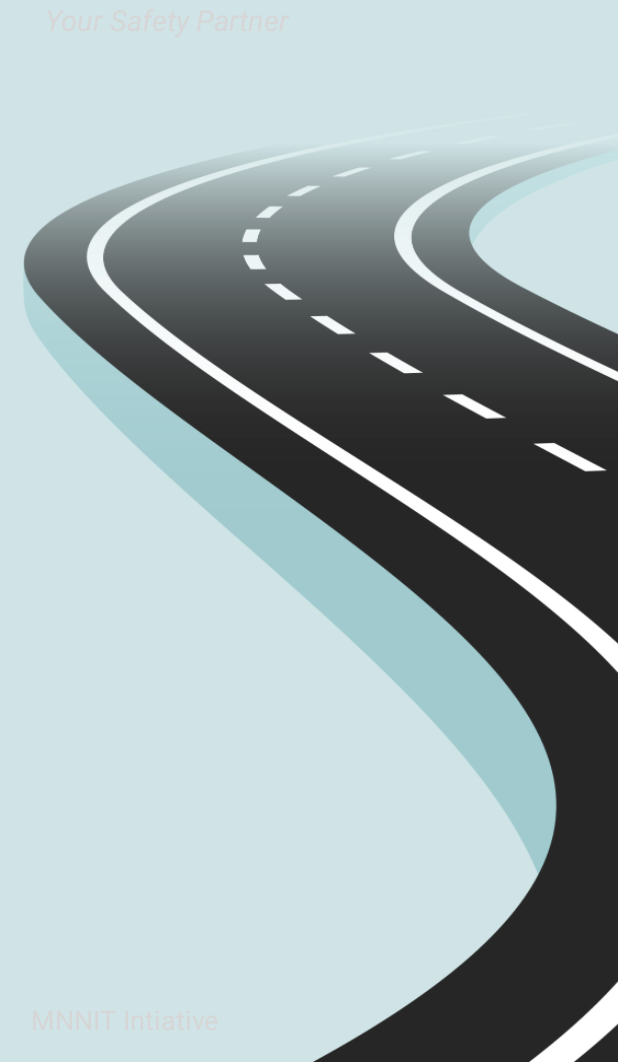
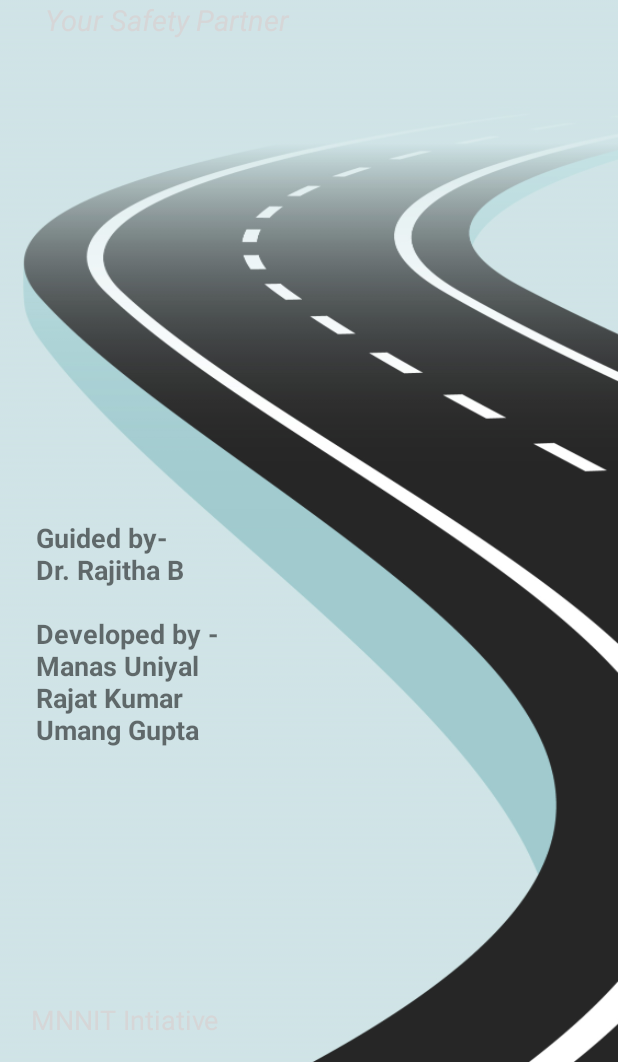
Before and after one commit to ManasUniyal/Safely, an Android app: the SplashActivity screen opened directly, with no data from a screen before it, on a phone screen of 412 x 824 dp, the part 174-1236 px from its top. Run offline under Robolectric (Android 15) with nearby library versions, the phone set to English and light mode, and no system bars.

Commit message:
Updated Splash Screen

```diff
--- a/app/src/main/java/com/example/miniproject/Activities/MainActivity.java
+++ b/app/src/main/java/com/example/miniproject/Activities/MainActivity.java
@@ -216,15 +216,15 @@ public class MainActivity extends AppCompatActivity implements SurfaceHolder.Cal
 
     @Override
     protected void onPause() {
+        super.onPause();
         mOrientationEventListener.disable();
         mCamera.release();
-        super.onPause();
     }
 
     @Override
     protected void onResume() {
+        super.onResume();
         mOrientationEventListener.enable();
-        super.onResume();
     }
     private int findFrontFacingCamera() {
         int cameraId = -1;
--- a/app/src/main/java/com/example/miniproject/Adapters/DetailedLogsAdapter.java
+++ b/app/src/main/java/com/example/miniproject/Adapters/DetailedLogsAdapter.java
@@ -34,8 +34,8 @@ public class DetailedLogsAdapter extends RecyclerView.Adapter<DetailedLogsAdapte
         DetailedLog detailedLog = detailedLogList.get(position);
         holder.textViewLatitude.setText(String.valueOf(detailedLog.getLatitude()));
         holder.textViewLongitude.setText(String.valueOf(detailedLog.getLongitude()));
-        holder.textViewSpeed.setText(String.valueOf(detailedLog.getSpeed()));
-        holder.textViewSpeedLimit.setText(String.valueOf(detailedLog.getSpeedLimit()));
+        holder.textViewSpeed.setText("Speed: " + detailedLog.getSpeed());
+        holder.textViewSpeedLimit.setText("Speed limit: " + detailedLog.getSpeedLimit());
         holder.textViewDateTime.setText(detailedLog.getDateTime());
     }
 
--- a/app/src/main/res/layout/activity_splash.xml
+++ b/app/src/main/res/layout/activity_splash.xml
@@ -43,4 +43,16 @@
         android:text=" MNNIT Intiative"
         app:layout_constraintBottom_toBottomOf="parent"
         app:layout_constraintStart_toStartOf="parent" />
+
+    <TextView
+        android:id="@+id/textView"
+        android:layout_width="163dp"
+        android:layout_height="241dp"
+        android:layout_marginStart="24dp"
+        android:layout_marginTop="320dp"
+        android:text="Guided by-\nDr. Rajitha B\n\nDeveloped by - \nManas Uniyal\nRajat Kumar\nUmang Gupta"
+        android:textSize="18sp"
+        android:textStyle="bold"
+        app:layout_constraintStart_toStartOf="parent"
+        app:layout_constraintTop_toBottomOf="@+id/activity_splash_title_desc" />
 </androidx.constraintlayout.widget.ConstraintLayout>
```
